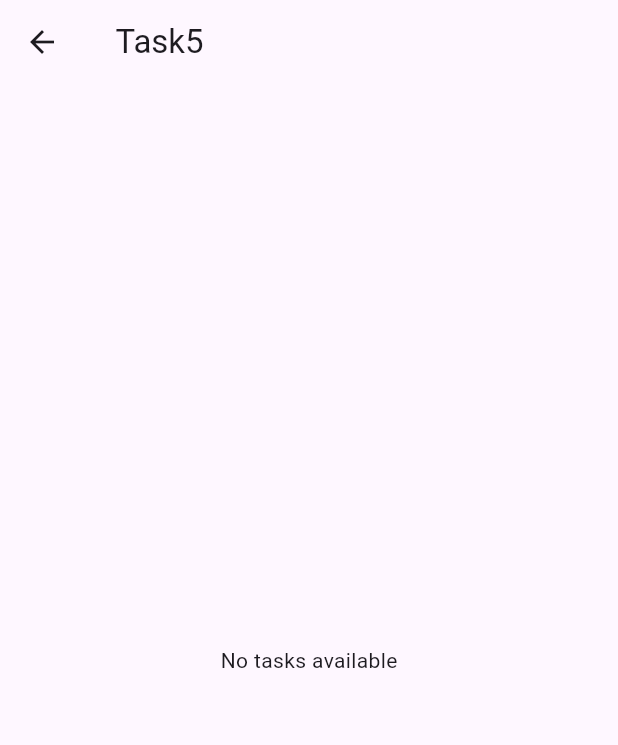
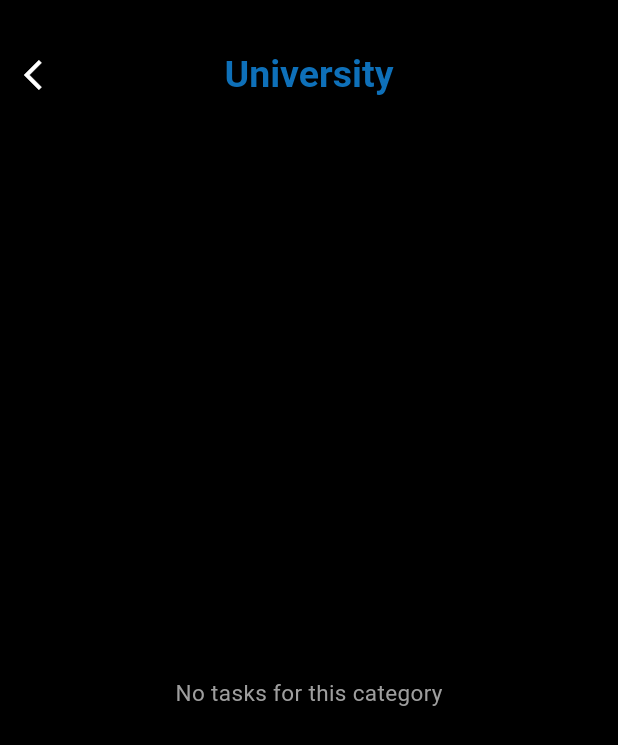
Before and after one commit to Shreya09Singh/bcip, a Flutter app: the TodoListScreen screen opened directly, after a tap on "PAUSE", after a tap on "STOP", after a tap on "University", on a phone screen of 412 x 824 dp. Shown: the top 745 px of the screen. Run offline on Flutter 3.47's test engine with Material 3 defaults, Android fonts, the phone set to English and light mode, and no system bars; our stand-ins replace audioplayers, auto_size_text, fl_chart, google_fonts, intl_phone_field, percent_indicator and 2 more.

Commit message:
completed category

```diff
--- a/lib/Screens/note_module/CatagoryScreen.dart
+++ b/lib/Screens/note_module/CatagoryScreen.dart
@@ -1,33 +1,73 @@
+import 'package:bciapplication/model/TaskModel.dart';
 import 'package:bciapplication/provider/taskProvider2.dart';
+import 'package:bciapplication/utils/constants.dart';
+import 'package:bciapplication/widget/TaskItemWidget.dart';
 import 'package:flutter/material.dart';
 import 'package:provider/provider.dart';
 
-class CategoryTasksScreen extends StatelessWidget {
-  final String category;
-  CategoryTasksScreen({required this.category});
+class ShowtasksCategory extends StatelessWidget {
+  final String category; // Accept category from previous screen
+
+  ShowtasksCategory({required this.category});
 
   @override
   Widget build(BuildContext context) {
-    print("here is category=== $category");
-    final taskProvider = Provider.of<TaskProvider2>(context);
-    final categoryTasks = taskProvider.getTasksByCategory(category);
+    final provider = Provider.of<TaskProvider2>(context);
+
+    // Filter tasks by category
+    final List<Task> filteredTasks = provider.tasks
+        .where((task) => task.category == category) // Filter by category
+        .toList();
 
     return Scaffold(
-      appBar: AppBar(title: Text("$category Task5")),
-      body: categoryTasks.isEmpty
-          ? Center(child: Text("No tasks available"))
+      appBar: AppBar(
+        toolbarHeight: 100,
+        leading: IconButton(
+            onPressed: () {
+              Navigator.pop(context);
+            },
+            icon: Icon(
+              Icons.arrow_back_ios,
+              color: textPrimaryColor,
+            )),
+        centerTitle: true,
+        title: Text(
+          category,
+          style: TextStyle(
+              color: brandPrimaryColor,
+              fontSize: 25,
+              fontWeight: FontWeight.bold),
+        ), // Show category name in the title
+        backgroundColor: Colors.black,
+      ),
+      backgroundColor: Colors.black,
+      body: filteredTasks.isEmpty
+          ? Center(
+              child: Text(
+                'No tasks for this category',
+                style: TextStyle(color: textSecondaryColor, fontSize: 15),
+              ),
+            )
           : ListView.builder(
-              itemCount: categoryTasks.length,
+              itemCount: filteredTasks.length,
               itemBuilder: (context, index) {
-                final task = categoryTasks[index];
-                return ListTile(
-                  title: Text(task.title),
-                  subtitle: Text(task.dateTime),
-                  trailing: Checkbox(
-                    value: task.isCompleted,
-                    onChanged: (bool? value) {
-                      taskProvider.toggleTaskCompletion(task);
+                final task = filteredTasks[index];
+                return Padding(
+                  padding: const EdgeInsets.only(
+                    left: 30,
+                    right: 30,
+                    bottom: 20,
+                  ),
+                  child: TaskItemWidget(
+                    title: task.title,
+                    displayDate: task.dateTime,
+                    timeOfDay: task.timeOfDay,
+                    isCompleted: task.isCompleted,
+                    onCheckboxChanged: (bool? value) {
+                      provider.toggleTaskCompletion(task);
                     },
+                    category: task.category,
+                    // icon: task.icons!,
                   ),
                 );
               },
--- a/lib/Screens/note_module/todo_List_screen.dart
+++ b/lib/Screens/note_module/todo_List_screen.dart
@@ -12,6 +12,7 @@ import 'package:bciapplication/utils/constants.dart';
 import 'package:bciapplication/widget/custom_button.dart';
 import 'package:bciapplication/widget/custom_date_picker.dart';
 import 'package:bciapplication/widget/custom_time_picker.dart';
+import 'package:bciapplication/widget/dropdown_widget.dart';
 import 'package:bciapplication/widget/onboarding_button.dart';
 import 'package:flutter/material.dart';
 
@@ -35,7 +36,7 @@ class _TodoListScreenState extends State<TodoListScreen> {
   bool isaddingTask = false;
   IconData? selectedicon;
 
-  final List<String> categoriess = ["University", "Health", "Music", "Work"];
+  final List<String> categories = ["University", "Health", "Music", "Work"];
   Widget build(BuildContext context) {
     final provider = Provider.of<ConnectionProvider>(context);
     final taskProvider = Provider.of<TaskProvider2>(context);
@@ -150,7 +151,7 @@ class _TodoListScreenState extends State<TodoListScreen> {
                       child: SizedBox(
                         height: 320, // Adjust height
                         child: GridView.builder(
-                          itemCount: categoriess.length,
+                          itemCount: categories.length,
                           gridDelegate:
                               SliverGridDelegateWithFixedCrossAxisCount(
                             crossAxisCount: 2,
@@ -162,14 +163,16 @@ class _TodoListScreenState extends State<TodoListScreen> {
                                 onTap: () {
                                   print("here is cat");
                                   print(catagoryController.text);
-                                  taskProvider.selectedCategory[index];
+
+                                  taskProvider
+                                      .selectCategory(categories[index]);
                                   Navigator.push(
                                       context,
                                       MaterialPageRoute(
                                           builder: (context) =>
-                                              CategoryTasksScreen(
-                                                  category: catagoryController
-                                                      .text)));
+                                              ShowtasksCategory(
+                                                  category:
+                                                      categories[index])));
                                 },
                                 child: Container(
                                     decoration: BoxDecoration(
@@ -192,7 +195,7 @@ class _TodoListScreenState extends State<TodoListScreen> {
                                           height: 10,
                                         ),
                                         Text(
-                                          categoriess[index],
+                                          categories[index],
                                           style: TextStyle(
                                               fontSize: 18,
                                               color: textPrimaryColor,
@@ -279,11 +282,15 @@ class _TodoListScreenState extends State<TodoListScreen> {
                                   SizedBox(height: 20),
                                   SizedBox(
                                     height: 52,
-                                    child: buildTextField(
-                                      txtcontroller: catagoryController,
-                                      isicon: false,
-                                      hintText: 'Enter Task catagory',
-                                    ),
+                                    child: CustomDropdown(
+                                        selectedValue: selectedcatagory,
+                                        categories: categories,
+                                        onChanged: (String? newval) {
+                                          setState(() {
+                                            selectedcatagory = newval;
+                                          });
+                                        },
+                                        controller: catagoryController),
                                   ),
                                   SizedBox(height: 20),
                                   Row(
--- a/lib/provider/taskProvider2.dart
+++ b/lib/provider/taskProvider2.dart
@@ -25,6 +25,11 @@ class TaskProvider2 with ChangeNotifier {
     return _tasks.where((task) => task.category == category).toList();
   }
 
+  int get completedTaskCount => _tasks.where((task) => task.isCompleted).length;
+
+  int get incompletedTaskCount =>
+      _tasks.where((task) => !task.isCompleted).length;
+
   String _selectedCategory = "University"; // Default category
 
   String get selectedCategory => _selectedCategory;
@@ -35,12 +40,12 @@ class TaskProvider2 with ChangeNotifier {
   }
 
   // Category to Icon mapping
-  static Map<String, IconData> categoryIcons = {
-    "University": Icons.school,
-    "Health": Icons.favorite,
-    "Music": Icons.music_note,
-    "Work": Icons.work,
-  };
+  // static Map<String, IconData> categoryIcons = {
+  //   "University": Icons.school,
+  //   "Health": Icons.favorite,
+  //   "Music": Icons.music_note,
+  //   "Work": Icons.work,
+  // };
 
   void setToday() {
     _isToday = true;
--- /dev/null
+++ b/lib/utils/category_icons.dart
@@ -0,0 +1,8 @@
+import 'package:flutter/material.dart';
+
+final Map<String, IconData> categoryIcons = {
+  'University': Icons.school,
+  'Health': Icons.health_and_safety,
+  'Music': Icons.music_note,
+  'Work': Icons.work,
+};
```
Also changed, not shown: lib/Screens/note_module/showProgress_screen.dart (+38 -21 lines), lib/widget/TabBar.dart (+14 -4 lines), lib/widget/TaskItemCard2.dart (+18 -11 lines), lib/widget/TaskItemWidget.dart (+9 -3 lines), lib/widget/dropdown_widget.dart (added, +54 -0 lines).
